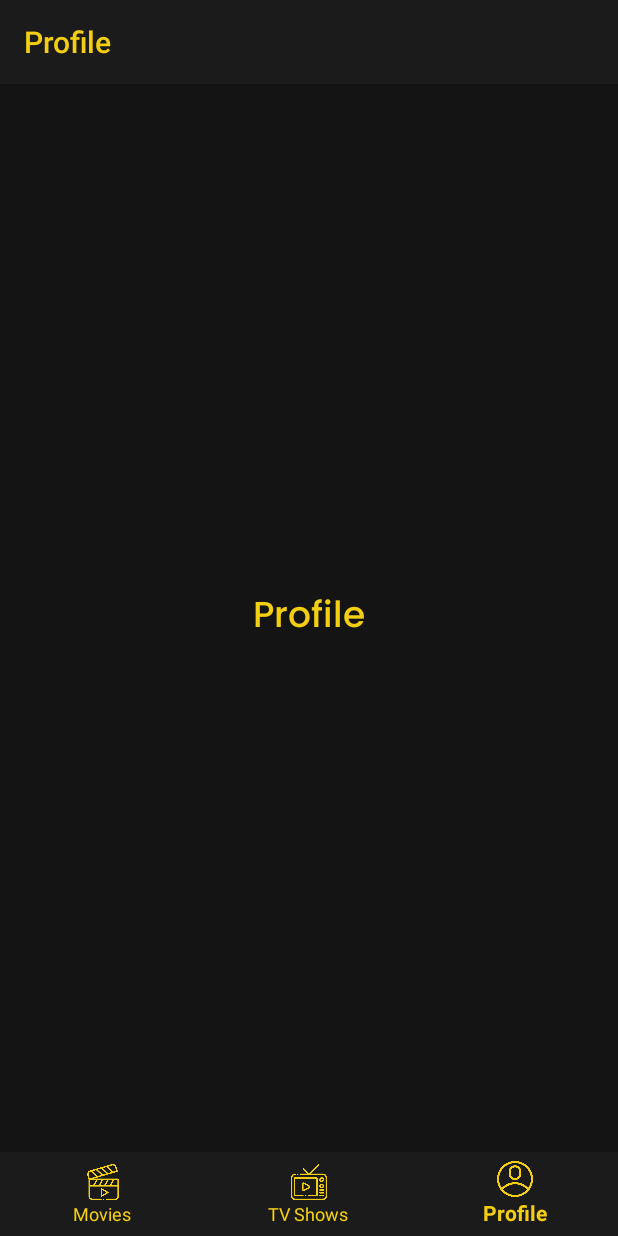
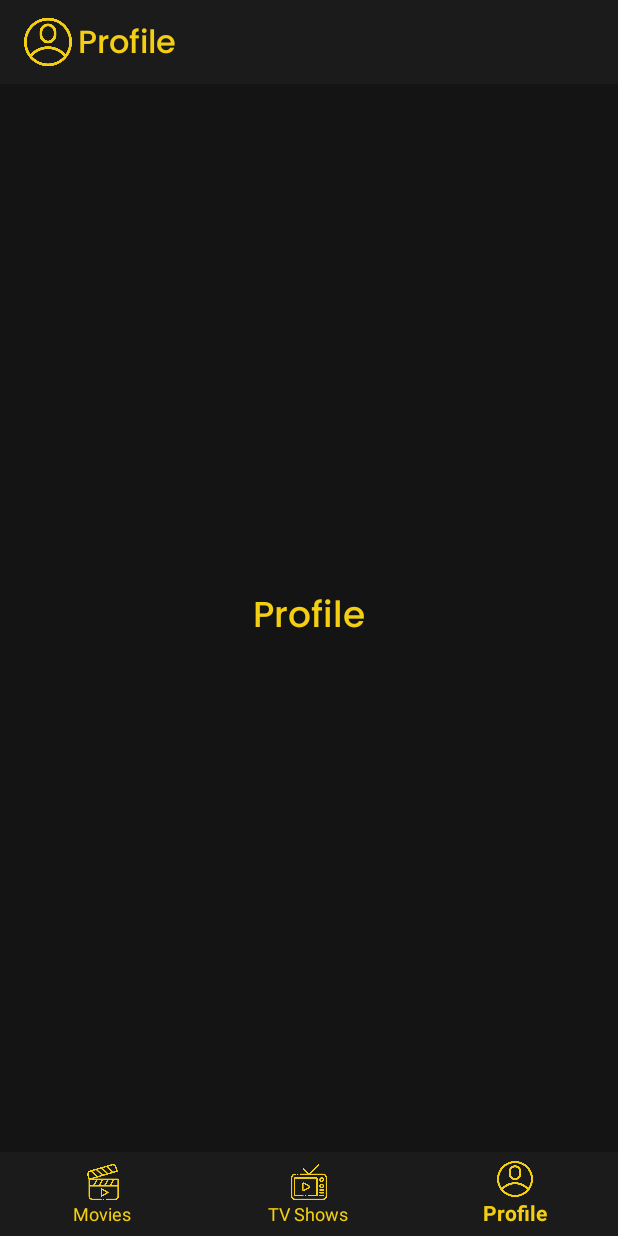
Before and after one commit to muammarahlnn/MyMovies, an Android app: the screen it shows after launch (MainActivity), item 3 of the bottom bar chosen, on a phone screen of 412 x 824 dp. Run offline under Robolectric (Android 15) with nearby library versions, the phone set to English and light mode, and no system bars; 2 statements that could not run were skipped.

Commit message:
update action bar

```diff
--- a/app/src/main/java/com/ardnn/mymovies/activities/MainActivity.java
+++ b/app/src/main/java/com/ardnn/mymovies/activities/MainActivity.java
@@ -2,10 +2,13 @@ package com.ardnn.mymovies.activities;
 
 import androidx.annotation.NonNull;
 import androidx.appcompat.app.AppCompatActivity;
+import androidx.appcompat.widget.Toolbar;
 import androidx.fragment.app.Fragment;
 
 import android.os.Bundle;
 import android.view.MenuItem;
+import android.widget.ImageView;
+import android.widget.TextView;
 
 import com.ardnn.mymovies.R;
 import com.ardnn.mymovies.fragments.MoviesFragment;
@@ -19,10 +22,14 @@ import java.util.Map;
 
 public class MainActivity extends AppCompatActivity implements BottomNavigationView.OnNavigationItemSelectedListener {
     // extras
-    public static final String EXTRA_STRING = "extra_string";
+    public static final String EXTRA_TITLE = "extra_title";
+    public static final String EXTRA_ICON = "extra_icon";
 
     // widgets
+    private Toolbar toolbarMain;
     private BottomNavigationView bnvMain;
+    private ImageView ivIconToolbar;
+    private TextView tvTitleToolbar;
 
     // attributes
     private Map<Integer, Fragment> fragmentMap;
@@ -33,6 +40,10 @@ public class MainActivity extends AppCompatActivity implements BottomNavigationV
         setContentView(R.layout.activity_main);
 
         // initialization
+        toolbarMain = findViewById(R.id.toolbar_main);
+        ivIconToolbar = findViewById(R.id.iv_icon_toolbar);
+        tvTitleToolbar = findViewById(R.id.tv_title_toolbar);
+
         bnvMain = findViewById(R.id.bnv_main);
         fragmentMap = new HashMap<>();
     }
@@ -50,16 +61,32 @@ public class MainActivity extends AppCompatActivity implements BottomNavigationV
         bnvMain.setSelectedItemId(R.id.menu_item_movie);
 
         // change action bar's title color
-        Util.changeActionBarTitle(this, MoviesFragment.newInstance().getArguments().getString(EXTRA_STRING));
+//        Util.changeActionBarTitle(this, MoviesFragment.newInstance().getArguments().getString(EXTRA_TITLE));
     }
+
 
     @Override
     public boolean onNavigationItemSelected(@NonNull MenuItem item) {
         Fragment fragment = fragmentMap.get(item.getItemId());
         if (fragment != null) {
-            assert fragment.getArguments() != null || getActionBar() != null : "Null Pointer Exception oi!";
-            String titleActionBar = fragment.getArguments().getString(EXTRA_STRING);
-            Util.changeActionBarTitle(this, titleActionBar);
+            assert fragment.getArguments() != null;
+
+            // set icon
+            switch (item.getItemId()) {
+                case R.id.menu_item_movie:
+                    tvTitleToolbar.setText("Movies");
+                    ivIconToolbar.setBackgroundResource(R.drawable.ic_movie_yellow);
+                    break;
+                case R.id.menu_item_tv_show:
+                    tvTitleToolbar.setText("TV Shows");
+                    ivIconToolbar.setBackgroundResource(R.drawable.ic_tv_yellow);
+                    break;
+
+                case R.id.menu_item_profile:
+                    tvTitleToolbar.setText("Profile");
+                    ivIconToolbar.setBackgroundResource(R.drawable.ic_account_yellow);
+                    break;
+            }
 
             getSupportFragmentManager()
                     .beginTransaction()
--- a/app/src/main/java/com/ardnn/mymovies/activities/MovieDetailActivity.java
+++ b/app/src/main/java/com/ardnn/mymovies/activities/MovieDetailActivity.java
@@ -1,6 +1,7 @@
 package com.ardnn.mymovies.activities;
 
 import androidx.appcompat.app.AppCompatActivity;
+import androidx.appcompat.widget.Toolbar;
 
 import android.os.Bundle;
 import android.util.Log;
@@ -35,6 +36,7 @@ public class MovieDetailActivity extends AppCompatActivity {
     private Movie movie;
 
     // widgets
+    private Toolbar toolbarDetail;
     private ImageView ivPoster;
     private TextView tvTitle, tvSynopsis, tvRating, tvReleaseDate;
 
@@ -45,6 +47,9 @@ public class MovieDetailActivity extends AppCompatActivity {
         setContentView(R.layout.activity_movie_detail);
 
         // initialize widgets
+        toolbarDetail = findViewById(R.id.toolbar_movie_detail);
+        setSupportActionBar(toolbarDetail);
+
         ivPoster = findViewById(R.id.iv_poster_movie_detail);
         tvTitle = findViewById(R.id.tv_title_movie_detail);
         tvSynopsis = findViewById(R.id.tv_synopsis_movie_detail);
@@ -112,7 +117,8 @@ public class MovieDetailActivity extends AppCompatActivity {
 
         // change title action bar
         assert getSupportActionBar() != null : "Tenai action bar na";
-        Util.changeActionBarTitle(this, title);
+        getSupportActionBar().setTitle(title);
+//        Util.changeActionBarTitle(this, title);
         getSupportActionBar().setDisplayHomeAsUpEnabled(true);
 
     }
--- a/app/src/main/java/com/ardnn/mymovies/activities/TvShowDetailActivity.java
+++ b/app/src/main/java/com/ardnn/mymovies/activities/TvShowDetailActivity.java
@@ -1,6 +1,7 @@
 package com.ardnn.mymovies.activities;
 
 import androidx.appcompat.app.AppCompatActivity;
+import androidx.appcompat.widget.Toolbar;
 
 import android.os.Bundle;
 import android.util.Log;
@@ -35,6 +36,7 @@ public class TvShowDetailActivity extends AppCompatActivity {
     private TvShow tvShow;
 
     // widgets
+    private Toolbar toolbarDetail;
     private ImageView ivPoster;
     private TextView tvTitle, tvSynopsis, tvRating, tvReleaseDate;
 
@@ -45,6 +47,9 @@ public class TvShowDetailActivity extends AppCompatActivity {
         setContentView(R.layout.activity_tv_show_detail);
 
         // initialize widgets
+        toolbarDetail = findViewById(R.id.toolbar_tv_show_detail);
+        setSupportActionBar(toolbarDetail);
+
         ivPoster = findViewById(R.id.iv_poster_tv_show_detail);
         tvTitle = findViewById(R.id.tv_title_tv_show_detail);
         tvSynopsis = findViewById(R.id.tv_synopsis_tv_show_detail);
@@ -113,7 +118,8 @@ public class TvShowDetailActivity extends AppCompatActivity {
 
         // change title action bar
         assert getSupportActionBar() != null : "Tenai action bar na";
-        Util.changeActionBarTitle(this, title);
+        getSupportActionBar().setTitle(title);
+//        Util.changeActionBarTitle(this, title);
         getSupportActionBar().setDisplayHomeAsUpEnabled(true);
 
     }
--- a/app/src/main/java/com/ardnn/mymovies/fragments/MoviesFragment.java
+++ b/app/src/main/java/com/ardnn/mymovies/fragments/MoviesFragment.java
@@ -1,6 +1,9 @@
 package com.ardnn.mymovies.fragments;
 
+import android.app.Activity;
+import android.content.Context;
 import android.content.Intent;
+import android.graphics.drawable.Drawable;
 import android.os.Bundle;
 
 import androidx.fragment.app.Fragment;
@@ -48,7 +51,7 @@ public class MoviesFragment extends Fragment implements NowPlayingAdapter.OnItem
     public static MoviesFragment newInstance() {
         MoviesFragment fragment = new MoviesFragment();
         Bundle args = new Bundle();
-        args.putString(MainActivity.EXTRA_STRING, "Movies");
+        args.putString(MainActivity.EXTRA_TITLE, "Movies");
         fragment.setArguments(args);
 
         return fragment;
--- a/app/src/main/java/com/ardnn/mymovies/fragments/ProfileFragment.java
+++ b/app/src/main/java/com/ardnn/mymovies/fragments/ProfileFragment.java
@@ -16,7 +16,7 @@ public class ProfileFragment extends Fragment {
     public static ProfileFragment newInstance() {
         ProfileFragment fragment = new ProfileFragment();
         Bundle args = new Bundle();
-        args.putString(MainActivity.EXTRA_STRING, "Profile");
+        args.putString(MainActivity.EXTRA_TITLE, "Profile");
         fragment.setArguments(args);
 
         return fragment;
--- a/app/src/main/java/com/ardnn/mymovies/fragments/TvShowsFragment.java
+++ b/app/src/main/java/com/ardnn/mymovies/fragments/TvShowsFragment.java
@@ -48,7 +48,7 @@ public class TvShowsFragment extends Fragment implements AiringTodayAdapter.OnIt
     public static TvShowsFragment newInstance() {
         TvShowsFragment fragment = new TvShowsFragment();
         Bundle args = new Bundle();
-        args.putString(MainActivity.EXTRA_STRING, "TV Shows");
+        args.putString(MainActivity.EXTRA_TITLE, "TV Shows");
         fragment.setArguments(args);
 
         return fragment;
--- a/app/src/main/res/layout/activity_main.xml
+++ b/app/src/main/res/layout/activity_main.xml
@@ -5,6 +5,13 @@
     android:layout_width="match_parent"
     android:layout_height="match_parent"
     tools:context=".activities.MainActivity">
+
+    <include
+        android:id="@+id/toolbar_main"
+        layout="@layout/toolbar"
+        app:layout_constraintEnd_toEndOf="parent"
+        app:layout_constraintStart_toStartOf="parent"
+        app:layout_constraintTop_toTopOf="parent" />
 
     <FrameLayout
         android:id="@+id/fl_main"
@@ -14,7 +21,7 @@
         app:layout_constraintBottom_toTopOf="@+id/bnv_main"
         app:layout_constraintEnd_toEndOf="parent"
         app:layout_constraintStart_toStartOf="parent"
-        app:layout_constraintTop_toTopOf="parent" />
+        app:layout_constraintTop_toBottomOf="@+id/toolbar_main" />
 
 
     <com.google.android.material.bottomnavigation.BottomNavigationView
--- a/app/src/main/res/layout/activity_movie_detail.xml
+++ b/app/src/main/res/layout/activity_movie_detail.xml
@@ -12,6 +12,13 @@
         android:layout_width="match_parent"
         android:layout_height="wrap_content">
 
+        <include
+            android:id="@+id/toolbar_movie_detail"
+            layout="@layout/toolbar"
+            app:layout_constraintEnd_toEndOf="parent"
+            app:layout_constraintStart_toStartOf="parent"
+            app:layout_constraintTop_toTopOf="parent" />
+
         <ImageView
             android:id="@+id/iv_poster_movie_detail"
             android:layout_width="match_parent"
@@ -19,7 +26,7 @@
             android:scaleType="centerCrop"
             app:layout_constraintEnd_toEndOf="parent"
             app:layout_constraintStart_toStartOf="parent"
-            app:layout_constraintTop_toTopOf="parent" />
+            app:layout_constraintTop_toBottomOf="@id/toolbar_movie_detail" />
 
         <View
             android:layout_width="match_parent"
@@ -38,7 +45,7 @@
             android:orientation="horizontal"
             android:padding="10dp"
             app:layout_constraintEnd_toEndOf="parent"
-            app:layout_constraintTop_toTopOf="parent">
+            app:layout_constraintTop_toBottomOf="@+id/toolbar_movie_detail">
 
             <ImageView
                 android:layout_width="24dp"
--- a/app/src/main/res/layout/activity_tv_show_detail.xml
+++ b/app/src/main/res/layout/activity_tv_show_detail.xml
@@ -12,6 +12,13 @@
         android:layout_width="match_parent"
         android:layout_height="wrap_content">
 
+        <include
+            android:id="@+id/toolbar_tv_show_detail"
+            layout="@layout/toolbar"
+            app:layout_constraintEnd_toEndOf="parent"
+            app:layout_constraintStart_toStartOf="parent"
+            app:layout_constraintTop_toTopOf="parent" />
+
         <ImageView
             android:id="@+id/iv_poster_tv_show_detail"
             android:layout_width="match_parent"
@@ -19,7 +26,7 @@
             android:scaleType="centerCrop"
             app:layout_constraintEnd_toEndOf="parent"
             app:layout_constraintStart_toStartOf="parent"
-            app:layout_constraintTop_toTopOf="parent" />
+            app:layout_constraintTop_toBottomOf="@+id/toolbar_tv_show_detail" />
 
         <View
             android:layout_width="match_parent"
@@ -38,7 +45,7 @@
             android:orientation="horizontal"
             android:padding="10dp"
             app:layout_constraintEnd_toEndOf="parent"
-            app:layout_constraintTop_toTopOf="parent">
+            app:layout_constraintTop_toBottomOf="@+id/toolbar_tv_show_detail">
 
             <ImageView
                 android:layout_width="24dp"
--- /dev/null
+++ b/app/src/main/res/layout/toolbar.xml
@@ -0,0 +1,30 @@
+<?xml version="1.0" encoding="utf-8"?>
+<androidx.appcompat.widget.Toolbar xmlns:android="http://schemas.android.com/apk/res/android"
+    xmlns:app="http://schemas.android.com/apk/res-auto"
+    xmlns:tools="http://schemas.android.com/tools"
+    android:layout_width="match_parent"
+    android:layout_height="wrap_content"
+    android:background="@color/black_primary"
+    android:theme="@style/ThemeOverlay.AppCompat.Dark"
+    app:titleTextColor="@color/yellow_primary">
+
+    <ImageView
+        android:id="@+id/iv_icon_toolbar"
+        android:layout_width="32dp"
+        android:layout_height="32dp"
+        android:layout_marginEnd="4dp"
+        tools:src="@drawable/ic_movie_yellow" />
+
+    <TextView
+        android:id="@+id/tv_title_toolbar"
+        android:layout_width="wrap_content"
+        android:layout_height="wrap_content"
+        android:paddingTop="4dp"
+        tools:text="Movies"
+        android:textSize="21sp"
+        android:textColor="@color/yellow_primary"
+        android:fontFamily="@font/poppins_medium"
+        />
+
+
+</androidx.appcompat.widget.Toolbar>
--- a/app/src/main/res/values-night/themes.xml
+++ b/app/src/main/res/values-night/themes.xml
@@ -1,16 +1,17 @@
 <resources xmlns:tools="http://schemas.android.com/tools">
     <!-- Base application theme. -->
-    <style name="Theme.MovieApp" parent="Theme.MaterialComponents.DayNight.DarkActionBar">
+    <style name="Theme.MovieApp" parent="Theme.AppCompat.DayNight.NoActionBar">
         <!-- Primary brand color. -->
-        <item name="colorPrimary">@color/purple_200</item>
-        <item name="colorPrimaryVariant">@color/purple_700</item>
-        <item name="colorOnPrimary">@color/black</item>
+        <item name="colorPrimary">@color/black_primary</item>
+        <item name="colorPrimaryVariant">@color/black_taskbar</item>
+        <item name="colorOnPrimary">@color/white</item>
         <!-- Secondary brand color. -->
         <item name="colorSecondary">@color/teal_200</item>
-        <item name="colorSecondaryVariant">@color/teal_200</item>
+        <item name="colorSecondaryVariant">@color/teal_700</item>
         <item name="colorOnSecondary">@color/black</item>
         <!-- Status bar color. -->
         <item name="android:statusBarColor" tools:targetApi="l">?attr/colorPrimaryVariant</item>
+        <item name="android:actionMenuTextColor">@color/yellow_primary</item>
         <!-- Customize your theme here. -->
     </style>
 </resources>
--- a/app/src/main/res/values/themes.xml
+++ b/app/src/main/res/values/themes.xml
@@ -1,6 +1,6 @@
 <resources xmlns:tools="http://schemas.android.com/tools">
     <!-- Base application theme. -->
-    <style name="Theme.MovieApp" parent="Theme.AppCompat.DayNight.DarkActionBar">
+    <style name="Theme.MovieApp" parent="Theme.AppCompat.DayNight.NoActionBar">
         <!-- Primary brand color. -->
         <item name="colorPrimary">@color/black_primary</item>
         <item name="colorPrimaryVariant">@color/black_taskbar</item>
```
